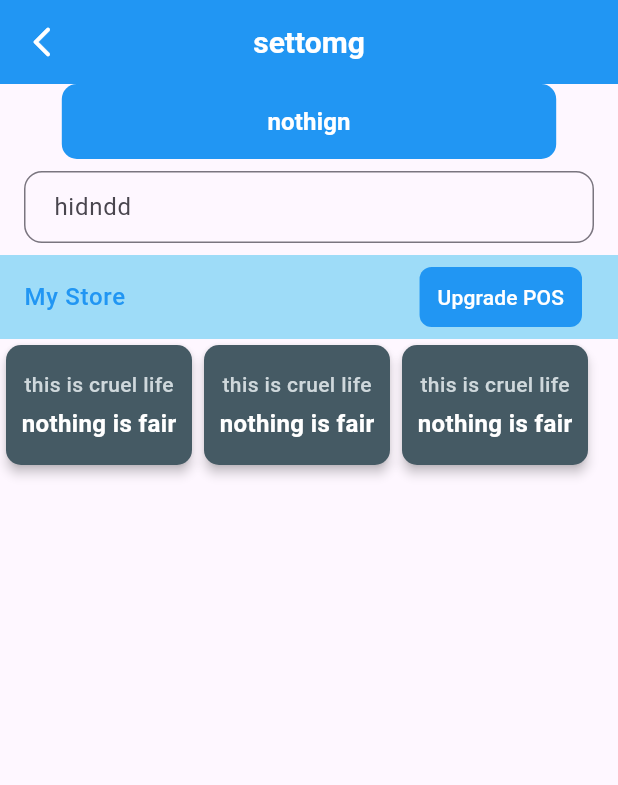
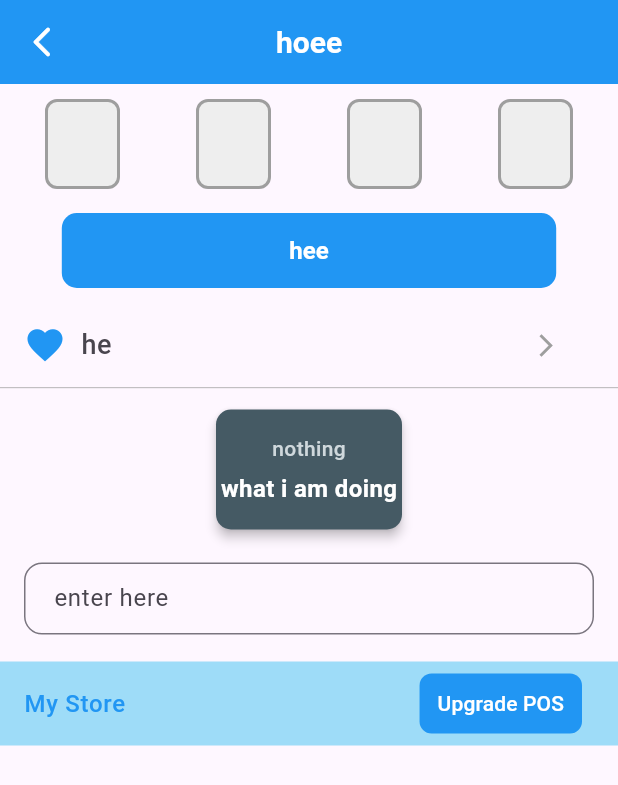
Before and after one commit to abdullah-habeel/Daily-Practice, a Flutter app: the screen it shows after launch, on a phone screen of 412 x 824 dp. Shown: the top 785 px of the screen. Run offline on Flutter 3.47's test engine with Material 3 defaults, Android fonts, the phone set to English and light mode, and no system bars; drawn by our look-alikes of pin_code_fields; our stand-ins replace audioplayers, shimmer; missing offline and left inert: page_flip.

Commit message:
i tried some packages like audio and ottp and make some widgets

```diff
--- a/lib/main.dart
+++ b/lib/main.dart
@@ -1,6 +1,5 @@
 import 'package:flutter/material.dart';
-import 'package:practice/test.dart';
-import 'package:practice/topic_name/book.dart';
+import 'package:practice/widgets/test.dart';
 
 void main() {
   runApp(const MyApp());
@@ -18,7 +17,9 @@ class MyApp extends StatelessWidget {
         colorScheme: ColorScheme.fromSeed(seedColor: Colors.deepPurple),
         useMaterial3: true,
       ),
-      home: TestWidgets(),
+      // initialRoute: AppRoutes.screenOne, // 👈 start from screen one
+      // getPages: AppPages.pages,
+      home: Testof(),
     );
   }
 }
--- /dev/null
+++ b/lib/sir project/icon_listtile.dart
@@ -0,0 +1,55 @@
+import 'package:flutter/material.dart';
+
+class IconListTile extends StatelessWidget {
+  final String text;
+  final IconData icon;
+  final bool showSwitch;
+  final bool switchValue;
+  final ValueChanged<bool>? onSwitchChanged;
+  final VoidCallback? onTrailingTap;
+
+  const IconListTile({
+    super.key,
+    required this.text,
+    required this.icon,
+    this.showSwitch = false,
+    this.switchValue = false,
+    this.onSwitchChanged,
+    this.onTrailingTap,
+  });
+
+  @override
+  Widget build(BuildContext context) {
+    return Column(
+      children: [
+        ListTile(
+          leading: Row(
+            mainAxisSize: MainAxisSize.min,
+            children: [
+              Icon(icon, color: Colors.blue, size: 28),
+              const SizedBox(width: 10),
+              Text(
+                text,
+                style: const TextStyle(
+                  fontSize: 18,
+                  fontWeight: FontWeight.w500,
+                ),
+              ),
+            ],
+          ),
+          trailing: showSwitch
+              ? Switch(value: switchValue, onChanged: onSwitchChanged)
+              : IconButton(
+                  icon: const Icon(
+                    Icons.arrow_forward_ios,
+                    color: Colors.grey,
+                    size: 18,
+                  ),
+                  onPressed: onTrailingTap,
+                ),
+        ),
+        const Divider(height: 1, thickness: 0.5, color: Colors.grey),
+      ],
+    );
+  }
+}
--- a/lib/sir project/otp_box.dart
+++ b/lib/sir project/otp_box.dart
@@ -2,7 +2,6 @@ import 'package:flutter/material.dart';
 
 class OtpBoxWidget extends StatelessWidget {
   const OtpBoxWidget({super.key});
-
   @override
   Widget build(BuildContext context) {
     return Row(
--- a/lib/test.dart
+++ /dev/null
@@ -1,36 +0,0 @@
-import 'package:flutter/material.dart';
-import 'package:practice/sir%20project/appbar.dart';
-import 'package:practice/sir%20project/button.dart';
-import 'package:practice/sir%20project/info_container.dart';
-import 'package:practice/sir%20project/otp_box.dart';
-import 'package:practice/sir%20project/text_button.dart';
-import 'package:practice/sir%20project/text_formfield.dart';
-import 'package:practice/sir%20project/upgrade_pos.dart';
-
-class TestWidgets extends StatelessWidget {
-  const TestWidgets({super.key});
-
-  @override
-  Widget build(BuildContext context) {
-    return Scaffold(
-      body: Column(
-        children: [
-          CustomAppBar(title: 'settomg'),
-          // DropdownButton(items: ['abdullah',], onChanged: (){})
-          MyButton(text: 'nothign', onPressed: () {}),
-          // OtpBoxWidget(),
-          // MyTextButton(text: 'she', onPressed: () {}),
-          MyCustomTextField(hintText: 'hidndd'),
-          UpgradeTile(onPressed: () {}),
-          Row(
-            children: [
-              InfoCard(title: 'this is cruel life', value: 'nothing is fair'),
-              InfoCard(title: 'this is cruel life', value: 'nothing is fair'),
-              InfoCard(title: 'this is cruel life', value: 'nothing is fair'),
-            ],
-          ),
-        ],
-      ),
-    );
-  }
-}
--- /dev/null
+++ b/lib/topic_name/otp_box.dart
@@ -0,0 +1,37 @@
+import 'package:flutter/material.dart';
+import 'package:pin_code_fields/pin_code_fields.dart';
+
+class MyOTP extends StatelessWidget {
+  final Function(String) onChanged;
+  final Function(String) onCompleted;
+
+  const MyOTP({super.key, required this.onChanged, required this.onCompleted});
+
+  @override
+  Widget build(BuildContext context) {
+    return Padding(
+      padding: const EdgeInsets.symmetric(horizontal: 30.0),
+      child: PinCodeTextField(
+        appContext: context,
+        length: 4,
+        onChanged: onChanged,
+        onCompleted: onCompleted,
+        keyboardType: TextInputType.number,
+        textStyle: const TextStyle(fontSize: 18, fontWeight: FontWeight.bold),
+        pinTheme: PinTheme(
+          shape: PinCodeFieldShape.box,
+          borderRadius: BorderRadius.circular(8),
+          fieldHeight: 60,
+          fieldWidth: 50,
+          activeFillColor: Colors.white,
+          inactiveFillColor: Colors.grey.shade200,
+          selectedFillColor: Colors.lightBlue.shade50,
+          activeColor: Colors.blue,
+          selectedColor: Colors.blueAccent,
+          inactiveColor: Colors.grey,
+        ),
+        enableActiveFill: true,
+      ),
+    );
+  }
+}
--- a/lib/topic_name/sliver.dart
+++ b/lib/topic_name/sliver.dart
@@ -1,6 +1,4 @@
 import 'package:flutter/material.dart';
-import 'package:flutter_svg/flutter_svg.dart';
-import 'package:practice/widgets/images.dart';
 
 class SliverPrac extends StatelessWidget {
   const SliverPrac({super.key});
--- a/lib/widgets/images.dart
+++ b/lib/widgets/images.dart
@@ -3,4 +3,5 @@ class ProjectImages {
   static const String abdullah = 'assets/photos/abdullah.png';
   static const String cathappy = 'assets/photos/cat.json';
   static const String milk = 'assets/photos/milk.png';
+  static const String senorita = 'assets/photos/senorita.mp3';
 }
--- /dev/null
+++ b/lib/widgets/test.dart
@@ -0,0 +1,34 @@
+import 'package:flutter/material.dart';
+import 'package:practice/sir%20project/appbar.dart';
+import 'package:practice/sir%20project/button.dart';
+import 'package:practice/sir%20project/icon_listtile.dart';
+import 'package:practice/sir%20project/info_container.dart';
+import 'package:practice/sir%20project/text_formfield.dart';
+import 'package:practice/sir%20project/upgrade_pos.dart';
+import 'package:practice/topic_name/otp_box.dart';
+
+class Testof extends StatelessWidget {
+  const Testof({super.key});
+
+  @override
+  Widget build(BuildContext context) {
+    return Scaffold(
+      body: Column(
+        children: [
+          CustomAppBar(title: 'hoee'),
+          SizedBox(height: 10),
+          MyOTP(onChanged: (value) {}, onCompleted: (value) {}),
+          MyButton(text: 'hee', onPressed: () {}),
+          SizedBox(height: 10),
+          IconListTile(text: 'he', icon: Icons.favorite),
+          SizedBox(height: 10),
+          InfoCard(title: 'nothing', value: 'what i am doing'),
+          SizedBox(height: 10),
+          MyCustomTextField(hintText: 'enter here'),
+          SizedBox(height: 10),
+          UpgradeTile(onPressed: () {}),
+        ],
+      ),
+    );
+  }
+}
--- a/pubspec.yaml
+++ b/pubspec.yaml
@@ -37,6 +37,11 @@ dependencies:
   flutter_svg: ^2.2.1
   shimmer: ^3.0.0
   page_flip: ^0.2.5+1
+  pin_code_fields: ^8.0.1
+  audioplayers: ^6.5.1
+  get: ^4.7.2
+  # video_player: ^2.10.0f
+  # youtube_player_flutter: ^9.1.3
 
 dev_dependencies:
   flutter_test:
```
Also changed, not shown: lib/prac1.dart (added, +16 -0 lines), lib/pract2.dart (added, +17 -0 lines), lib/route.dart (added, +14 -0 lines), lib/topic_name/audio.dart (added, +41 -0 lines), lib/routename.dart (added), lib/topic_name/video.dart (added), pubspec.lock, 6 other files.
